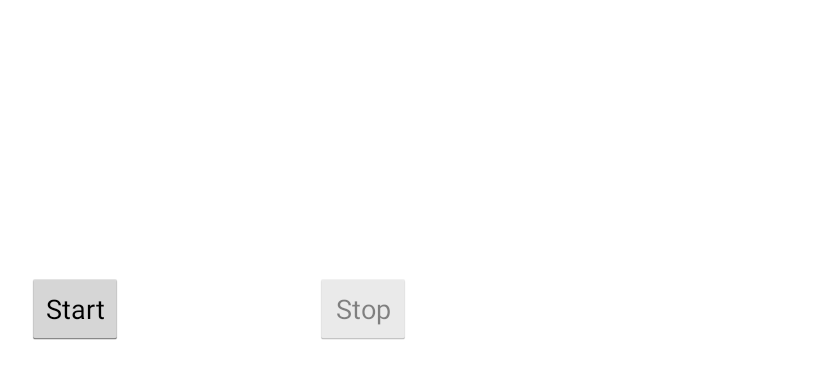
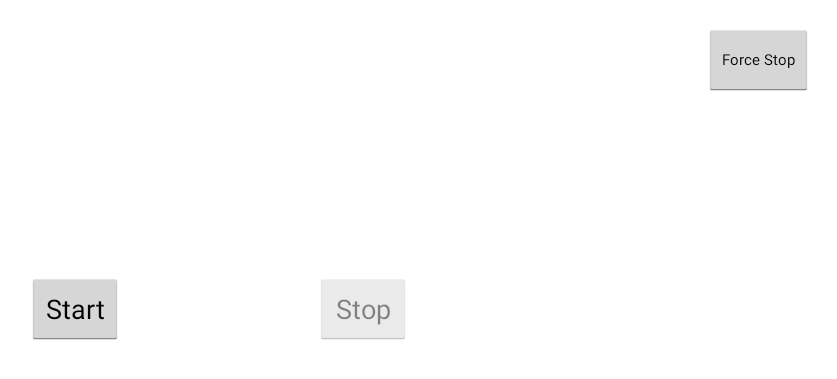
Before and after one commit to mtrice2016/AttAnkiDemo, an Android app: the Demo1Activity screen opened directly, with no data from a screen before it, on a phone screen of 824 x 412 dp (held sideways). Shown: the top 379 px of the screen, without its empty margins (399-1236 px from the left). Run offline under Robolectric (Android 15) with nearby library versions, the phone set to English and light mode, and no system bars; our stand-ins replace Volley.

Commit message:
Cease striving (created force stop button for demo)

```diff
--- a/app/src/main/java/com/att/attankidemo/Demo1Activity.java
+++ b/app/src/main/java/com/att/attankidemo/Demo1Activity.java
@@ -72,6 +72,12 @@ public class Demo1Activity extends Activity {
         StringRequest request = AnkiRequests.setSpeed(0);
         queue.add(request);
 
+        UiUtils.disableButton(stopButton);
+        UiUtils.enableButton(startButton);
+    }
+
+    public void forceStop(View view) {
+        queue.add(AnkiRequests.setSpeed(0));
         UiUtils.enableButton(startButton);
     }
 
--- a/app/src/main/res/layout/activity_demo1.xml
+++ b/app/src/main/res/layout/activity_demo1.xml
@@ -48,4 +48,17 @@
         app:layout_constraintEnd_toEndOf="@+id/space"
         app:layout_constraintTop_toTopOf="@+id/space" />
 
+    <Button
+        android:id="@+id/forceButton"
+        android:layout_width="wrap_content"
+        android:layout_height="wrap_content"
+        android:layout_marginEnd="16dp"
+        android:layout_marginRight="16dp"
+        android:layout_marginTop="16dp"
+        android:onClick="forceStop"
+        android:text="Force Stop"
+        android:textSize="10sp"
+        app:layout_constraintEnd_toEndOf="parent"
+        app:layout_constraintTop_toTopOf="parent" />
+
 </android.support.constraint.ConstraintLayout>
```
